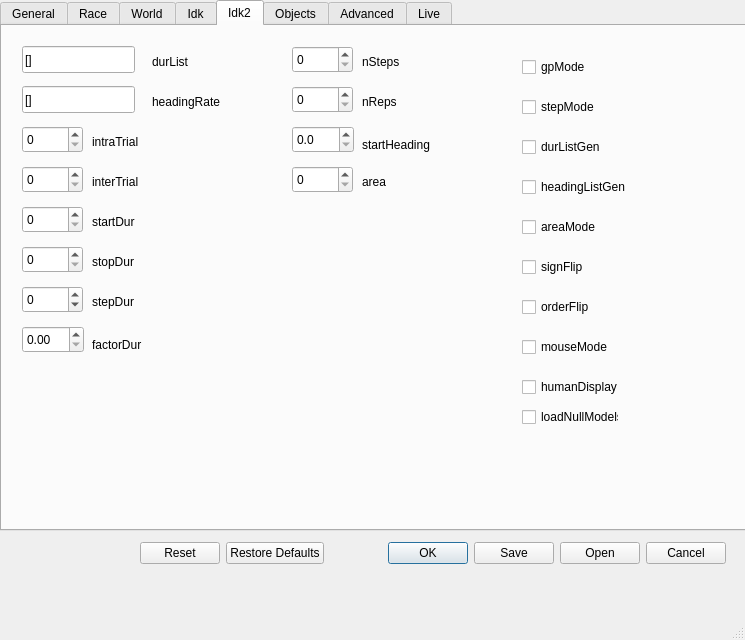
Qt form GUI_VR.ui (pvnkmrksk/World) before a commit.
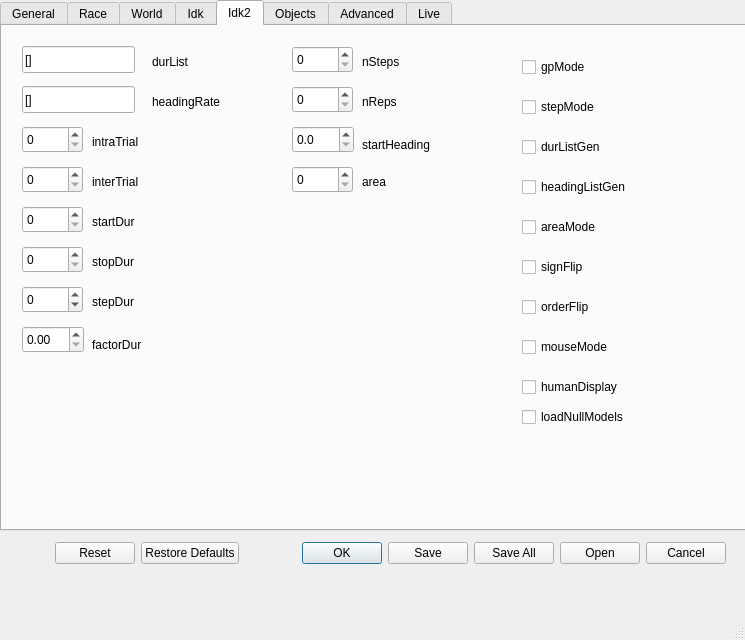
The same form after that commit. The open tabs and pages were chosen to show the change.

Commit message: Fixed empty string bug from fileDialog, deleted dummy json-files, changed global variable names, showFileDialog now starts in the right folder (jsonFiles or models), added Save as button and - function

The edit to the form file:
```diff
--- a/GUI_VR.ui
+++ b/GUI_VR.ui
@@ -1877,7 +1877,7 @@
        <rect>
         <x>520</x>
         <y>380</y>
-        <width>97</width>
+        <width>131</width>
         <height>22</height>
        </rect>
       </property>
@@ -2431,14 +2431,14 @@
    <widget class="QDialogButtonBox" name="buttonBox">
     <property name="geometry">
      <rect>
-      <x>140</x>
+      <x>55</x>
       <y>540</y>
-      <width>586</width>
+      <width>671</width>
       <height>27</height>
      </rect>
     </property>
     <property name="standardButtons">
-     <set>QDialogButtonBox::Cancel|QDialogButtonBox::Ok|QDialogButtonBox::Open|QDialogButtonBox::Reset|QDialogButtonBox::RestoreDefaults|QDialogButtonBox::Save</set>
+     <set>QDialogButtonBox::Cancel|QDialogButtonBox::Ok|QDialogButtonBox::Open|QDialogButtonBox::Reset|QDialogButtonBox::RestoreDefaults|QDialogButtonBox::Save|QDialogButtonBox::SaveAll</set>
     </property>
    </widget>
   </widget>
```
Left out of the diff: 2 changed lines with no effect on the pictures. The commit also changes 7 other files.
